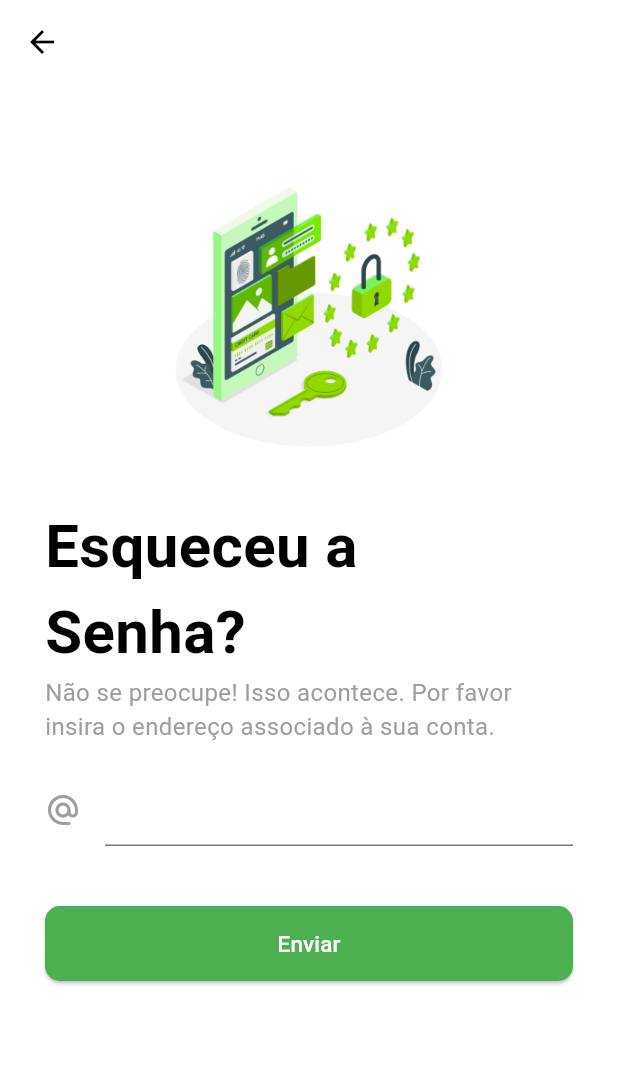
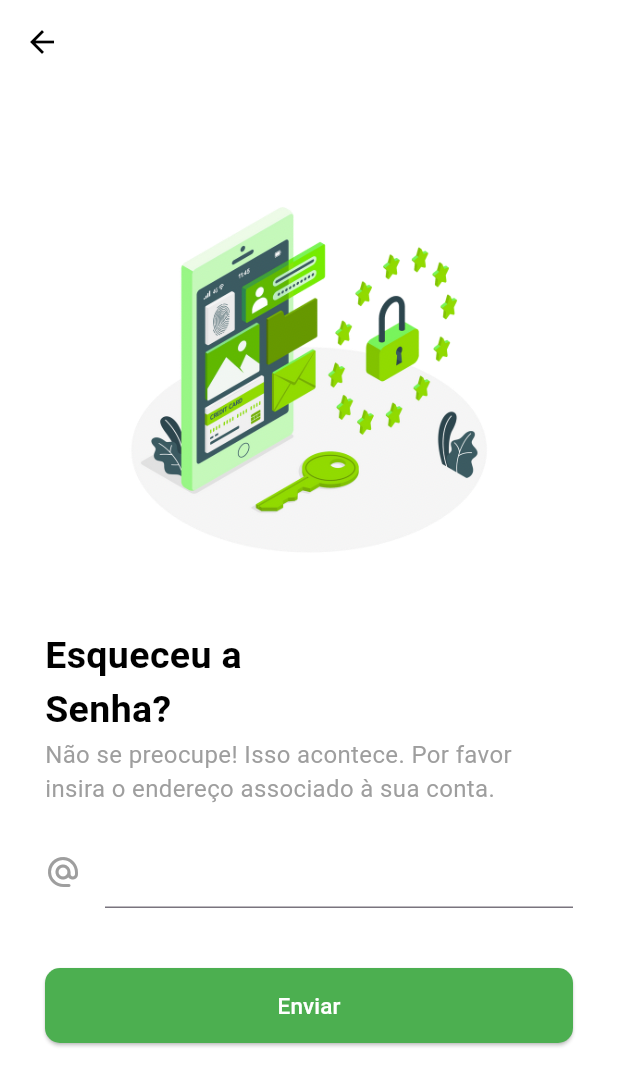
Before and after one commit to orbitatecnologiafsa/safecheck, a Flutter app: the SignUpPage screen opened directly, after a tap on "Entre agora", after a tap on "Esqueceu sua senha?", on a phone screen of 412 x 824 dp. Shown: the top 1086 px of the screen. Run offline on Flutter 3.47's test engine with Material 3 defaults, Android fonts, the phone set to English and light mode, and no system bars; our stand-ins replace firebase_auth, firebase_core, flutter_otp_text_field, google_nav_bar, google_sign_in; accounts and stored records are empty; network calls fail; Roboto replaces fonts that are missing (Poppins).

Commit message:
Alinhamentos na tela de login

```diff
--- a/analysis_options.yaml
+++ b/analysis_options.yaml
@@ -7,6 +7,12 @@
 
 # The following line activates a set of recommended lints for Flutter apps,
 # packages, and plugins designed to encourage good coding practices.
+analyzer:
+  errors:
+    avoid_print: ignore
+    file_names: ignore
+    non_constant_identifier_names: ignore
+    prefer_typing_uninitialized_variables: ignore
 include: package:flutter_lints/flutter.yaml
 
 linter:
--- a/lib/Services/reset_password.dart
+++ b/lib/Services/reset_password.dart
@@ -9,7 +9,6 @@ class RESETpasswordPage extends StatefulWidget {
 }
 
 class _RESETpassword extends State<RESETpasswordPage> {
-  @override
   var email = TextEditingController();
 
   reset_password() async {
@@ -36,14 +35,14 @@ class _RESETpassword extends State<RESETpasswordPage> {
               SizedBox(
 
                   child: Image.asset('assets/images/pass.PNG',
-                  scale: 2),),
+                  scale: 1.5),),
               Container(
                 alignment: Alignment.centerLeft,
                 child: const Text(
                   'Esqueceu a\nSenha?',
                   style: TextStyle(
                       fontFamily: 'Poppins',
-                      fontSize: 40,
+                      fontSize: 25,
                       fontWeight: FontWeight.w700,
                       color: Colors.black),
                 ),
--- a/lib/pages/LoginPage.dart
+++ b/lib/pages/LoginPage.dart
@@ -4,6 +4,7 @@ import 'package:firebase_auth/firebase_auth.dart';
 import 'package:SafeCheck/pages/home.dart';
 import 'package:google_sign_in/google_sign_in.dart';
 import 'package:SafeCheck/Services/otp_page.dart';
+import 'auth_page.dart';
 import 'SignupPage.dart';
 
 class LoginPage extends StatefulWidget {
@@ -133,7 +134,7 @@ class _LoginPage extends State<LoginPage> {
       }));
     } else {
       Navigator.pushReplacement(context, MaterialPageRoute(builder: (context) {
-        return const LoginPage();
+        return const AuthPage();
       }));
     }
   }
@@ -149,20 +150,17 @@ class _LoginPage extends State<LoginPage> {
             physics: const BouncingScrollPhysics(),
             child: Column(
               children: [
-                const SizedBox(
-                  height: 40,
-                ),
                 Padding(
-                  padding: const EdgeInsets.only(top: 8.0),
+                  padding: const EdgeInsets.only(top: 0.5),
                   child: Image.asset(
                     'assets/images/login.PNG',
-                    scale: 2,
+                    scale: 1.5,
                   ),
                 ),
 
                 Padding(
                   padding: const EdgeInsets.symmetric(
-                      horizontal: 30.0, vertical: 10),
+                      horizontal: 30.0, vertical: 1),
                   child: Column(
                     children: [
                       // Login Text
@@ -171,7 +169,7 @@ class _LoginPage extends State<LoginPage> {
                         child: Text(
                           'Login',
                           style: TextStyle(
-                              fontSize: 40,
+                              fontSize: 25,
                               fontWeight: FontWeight.w700,
                               fontFamily: 'Poppins'),
                         ),
@@ -250,8 +248,6 @@ class _LoginPage extends State<LoginPage> {
                             ),
                           )),
 
-                      const SizedBox(height: 13),
-
                       // Forgot Password
                       Padding(
                         padding: const EdgeInsets.symmetric(vertical: 20.0),
@@ -261,7 +257,7 @@ class _LoginPage extends State<LoginPage> {
                             child: const Text(
                               'Esqueceu sua senha?',
                               style: TextStyle(
-                                  fontSize: 17,
+                                  fontSize: 13,
                                   fontWeight: FontWeight.w800,
                                   color: Colors.green),
                             ),
@@ -297,7 +293,7 @@ class _LoginPage extends State<LoginPage> {
                         )),
                       ),
                       // Sized box
-                      const SizedBox(height: 15),
+                      const SizedBox(height: 10),
                       // Divider and OR
                       Stack(
                         children: [
@@ -321,7 +317,7 @@ class _LoginPage extends State<LoginPage> {
                         ],
                       ),
                       // Sized box
-                      const SizedBox(height: 20),
+                      const SizedBox(height: 10),
                       // Login with google
                       ElevatedButton.icon(
                         onPressed: () {
--- a/lib/pages/SignupPage.dart
+++ b/lib/pages/SignupPage.dart
@@ -55,7 +55,6 @@ class _SignUpPage extends State<SignUpPage> {
 
   @override
   Widget build(BuildContext context) {
-    Size size = MediaQuery.of(context).size;
     return Scaffold(
         backgroundColor: Colors.white,
         resizeToAvoidBottomInset: false,
@@ -64,15 +63,15 @@ class _SignUpPage extends State<SignUpPage> {
           child: Column(
             children: [
               const SizedBox(
-                height: 40,
+                height: 20,
               ),
               // Topmost image
               SizedBox(
-                height: size.height / 3,
                 child: Padding(
                   padding: const EdgeInsets.only(top: 8.0),
                   child: Image.asset(
                     'assets/images/reg.PNG',
+                    scale: 1.4,
                   ),
                 ),
               ),
@@ -88,7 +87,7 @@ class _SignUpPage extends State<SignUpPage> {
                       child: Text(
                         'Registro',
                         style: TextStyle(
-                            fontSize: 40,
+                            fontSize: 25,
                             fontWeight: FontWeight.w700,
                             fontFamily: 'Poppins'),
                       ),
```
Also changed, not shown: lib/Services/otp_page.dart (+4 -4 lines), lib/pages/CreateProfilePage.dart (deleted, +0 -28 lines), lib/firebase_options.dart, 2 other files.
